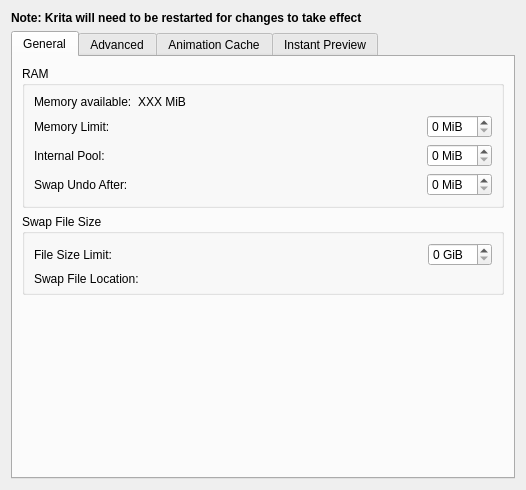
Old version of the form libs/ui/forms/wdgperformancesettings.ui in the repository KDE/krita.
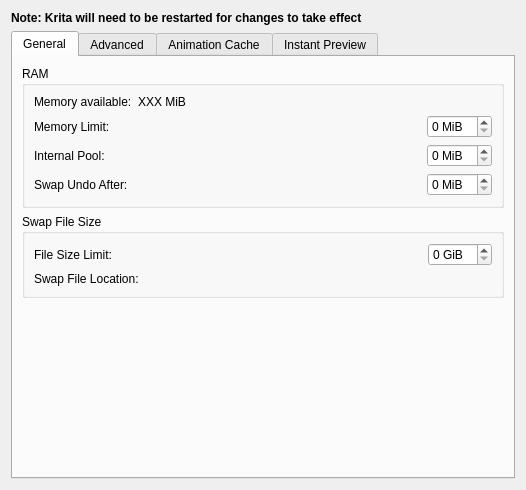
New version of the form. Custom widgets are drawn as their Qt base class.

Commit message: Remove more extra margins

Patch:
```diff
--- a/libs/ui/forms/wdgperformancesettings.ui
+++ b/libs/ui/forms/wdgperformancesettings.ui
@@ -172,9 +172,6 @@
           <string>Swap File Size</string>
          </property>
          <layout class="QFormLayout" name="formLayout_2">
-          <property name="bottomMargin">
-           <number>6</number>
-          </property>
           <item row="0" column="0">
            <widget class="QLabel" name="label_6">
             <property name="toolTip">
```
